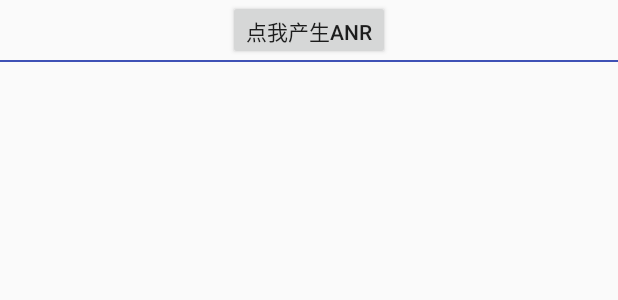
After one commit to countBunny/android_dev_art_note, an Android app: the layout activity_optimize.xml on its own in the app's theme, with its tools: preview values and no code run, on a phone screen of 412 x 824 dp. The commit adds this screen. Shown: the top 300 px of the screen. Run offline under Robolectric (Android 15) with nearby library versions, the phone set to English and light mode, and no system bars.

Commit message:
性能优化的一点测试

```diff
--- a/app/src/main/AndroidManifest.xml
+++ b/app/src/main/AndroidManifest.xml
@@ -123,8 +123,9 @@
         <activity
             android:name=".bitmapdecode.GridLayoutActivity"
             android:configChanges="orientation|screenLayout"
-            android:hardwareAccelerated="true"></activity>
-        <activity android:name=".jnindk.NDKTestActivity"></activity>
+            android:hardwareAccelerated="true" />
+        <activity android:name=".jnindk.NDKTestActivity" />
+        <activity android:name="com.example.countbunny.optimize.OptimizeActivity"></activity>
     </application>
 
 </manifest>
--- a/app/src/main/java/com/example/countbunny/launchmodetest1/MainActivity.java
+++ b/app/src/main/java/com/example/countbunny/launchmodetest1/MainActivity.java
@@ -20,6 +20,7 @@ import com.example.countbunny.launchmodetest1.remoteview.RemoteViewActivity;
 import com.example.countbunny.launchmodetest1.threadcontrol.ThreadTestActivity;
 import com.example.countbunny.launchmodetest1.viewevent.ViewEventActivity;
 import com.example.countbunny.launchmodetest1.window.WindowTestActivity;
+import com.example.countbunny.optimize.OptimizeActivity;
 
 public class MainActivity extends AppCompatActivity {
 
@@ -123,6 +124,10 @@ public class MainActivity extends AppCompatActivity {
                 Intent intent = new Intent();
                 intent.setClass(itemView.getContext(), NDKTestActivity.class);
                 itemView.getContext().startActivity(intent);
+            } else if (getLayoutPosition() == 11) {
+                Intent intent = new Intent();
+                intent.setClass(itemView.getContext(), OptimizeActivity.class);
+                itemView.getContext().startActivity(intent);
             }
         }
     }
--- /dev/null
+++ b/app/src/main/res/layout/activity_optimize.xml
@@ -0,0 +1,19 @@
+<?xml version="1.0" encoding="utf-8"?>
+<android.support.v7.widget.LinearLayoutCompat
+    xmlns:android="http://schemas.android.com/apk/res/android"
+    xmlns:app="http://schemas.android.com/apk/res-auto"
+    xmlns:tools="http://schemas.android.com/tools"
+    android:layout_width="match_parent"
+    android:layout_height="match_parent"
+    app:divider="@drawable/divider_1dp"
+    app:showDividers="middle|end"
+    android:orientation="vertical"
+    tools:context="com.example.countbunny.optimize.OptimizeActivity">
+    <Button
+        android:layout_width="wrap_content"
+        android:layout_height="40dp"
+        android:onClick="generateAnr"
+        android:layout_gravity="center_horizontal"
+        android:text="点我产生ANR"
+        />
+</android.support.v7.widget.LinearLayoutCompat>
--- a/app/src/main/res/values/strings.xml
+++ b/app/src/main/res/values/strings.xml
@@ -13,5 +13,6 @@
         <item>线程与线程池 test</item>
         <item>ImageLoader test</item>
         <item>jni test</item>
+        <item>系统优化专题</item>
     </string-array>
 </resources>
```
Also changed, not shown: app/build.gradle (+4 -4 lines), app/src/main/java/com/example/countbunny/launchmodetest1/jnindk/NDKTestActivity.java (+7 -0 lines), app/src/main/java/com/example/countbunny/optimize/OptimizeActivity.java (added, +21 -0 lines), 1 other file.
